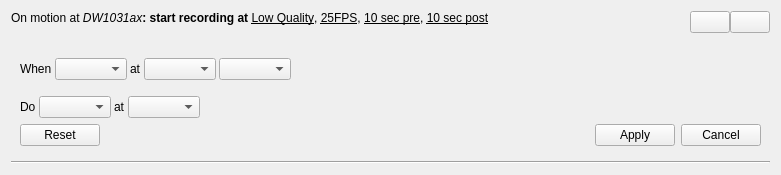
First picture: the form in client/src/ui/widgets/business/business_rule_widget.ui, repository networkoptix/nx_open, before the edit.
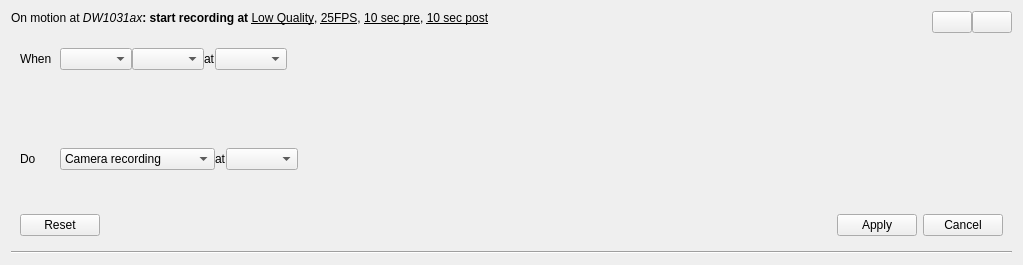
Second picture: the form after the edit. Icons and pictures are not drawn.

Commit message:
Event system gui enchancements
<==== Mercurial data ====>
Branch: master

The edit to the form file:
```diff
--- a/client/src/ui/widgets/business/business_rule_widget.ui
+++ b/client/src/ui/widgets/business/business_rule_widget.ui
@@ -6,8 +6,8 @@
    <rect>
     <x>0</x>
     <y>0</y>
-    <width>781</width>
-    <height>175</height>
+    <width>1023</width>
+    <height>265</height>
    </rect>
   </property>
   <property name="sizePolicy">
@@ -95,7 +95,7 @@
        <widget class="QFrame" name="eventFrame">
         <layout class="QVBoxLayout" name="eventLayout">
          <property name="spacing">
-          <number>3</number>
+          <number>0</number>
          </property>
          <property name="margin">
           <number>0</number>
@@ -104,6 +104,12 @@
           <layout class="QHBoxLayout" name="eventDefinitionLayout">
            <item>
             <widget class="QLabel" name="eventDoLabel">
+             <property name="minimumSize">
+              <size>
+               <width>40</width>
+               <height>0</height>
+              </size>
+             </property>
              <property name="text">
               <string>When</string>
              </property>
@@ -116,20 +122,6 @@
              </property>
             </widget>
            </item>
-           <item>
-            <widget class="QLabel" name="eventAtLabel">
-             <property name="text">
-              <string>at</string>
-             </property>
-            </widget>
-           </item>
-           <item>
-            <widget class="QComboBox" name="eventResourceComboBox">
-             <property name="sizeAdjustPolicy">
-              <enum>QComboBox::AdjustToContents</enum>
-             </property>
-            </widget>
-           </item>
            <item>
             <widget class="QComboBox" name="eventStatesComboBox">
              <property name="currentIndex">
@@ -140,6 +132,20 @@
              </property>
             </widget>
            </item>
+           <item>
+            <widget class="QLabel" name="eventAtLabel">
+             <property name="text">
+              <string>at</string>
+             </property>
+            </widget>
+           </item>
+           <item>
+            <widget class="QComboBox" name="eventResourceComboBox">
+             <property name="sizeAdjustPolicy">
+              <enum>QComboBox::AdjustToContents</enum>
+             </property>
+            </widget>
+           </item>
            <item>
             <spacer name="eventSpacer">
              <property name="orientation">
@@ -155,6 +161,30 @@
            </item>
           </layout>
          </item>
+         <item>
+          <widget class="QFrame" name="eventParamsFrame">
+           <property name="minimumSize">
+            <size>
+             <width>0</width>
+             <height>38</height>
+            </size>
+           </property>
+           <property name="frameShape">
+            <enum>QFrame::NoFrame</enum>
+           </property>
+           <property name="frameShadow">
+            <enum>QFrame::Plain</enum>
+           </property>
+           <property name="lineWidth">
+            <number>0</number>
+           </property>
+           <layout class="QVBoxLayout" name="eventParamsLayout">
+            <property name="margin">
+             <number>0</number>
+            </property>
+           </layout>
+          </widget>
+         </item>
         </layout>
        </widget>
       </item>
@@ -168,7 +198,7 @@
         </property>
         <layout class="QVBoxLayout" name="actionLayout">
          <property name="spacing">
-          <number>3</number>
+          <number>0</number>
          </property>
          <property name="margin">
           <number>0</number>
@@ -177,6 +207,12 @@
           <layout class="QHBoxLayout" name="actionTypeLayout">
            <item>
             <widget class="QLabel" name="actionDoLabel">
+             <property name="minimumSize">
+              <size>
+               <width>40</width>
+               <height>0</height>
+              </size>
+             </property>
              <property name="text">
               <string>Do</string>
              </property>
@@ -184,9 +220,20 @@
            </item>
            <item>
             <widget class="QComboBox" name="actionTypeComboBox">
+             <property name="minimumSize">
+              <size>
+               <width>155</width>
+               <height>0</height>
+              </size>
+             </property>
              <property name="sizeAdjustPolicy">
               <enum>QComboBox::AdjustToContents</enum>
              </property>
+             <item>
+              <property name="text">
+               <string>Camera recording</string>
+              </property>
+             </item>
             </widget>
            </item>
            <item>
@@ -218,6 +265,33 @@
            </item>
           </layout>
          </item>
+         <item>
+          <widget class="QFrame" name="actionParamsFrame">
+           <property name="minimumSize">
+            <size>
+             <width>0</width>
+             <height>38</height>
+            </size>
+           </property>
+           <property name="frameShape">
+            <enum>QFrame::NoFrame</enum>
+           </property>
+           <property name="frameShadow">
+            <enum>QFrame::Plain</enum>
+           </property>
+           <property name="lineWidth">
+            <number>0</number>
+           </property>
+           <layout class="QVBoxLayout" name="actionParamsLayout">
+            <property name="spacing">
+             <number>0</number>
+            </property>
+            <property name="margin">
+             <number>0</number>
+            </property>
+           </layout>
+          </widget>
+         </item>
         </layout>
        </widget>
       </item>
```
Left out of the diff: 18 changed lines with no effect on the pictures. The commit also changes 37 other files.
